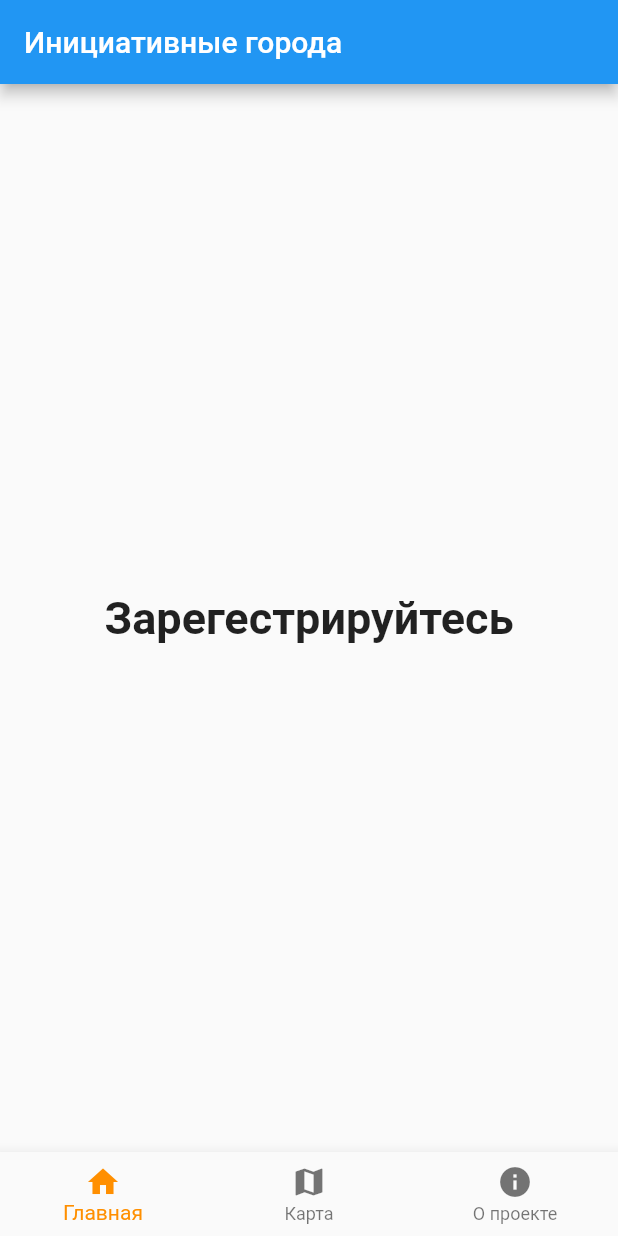
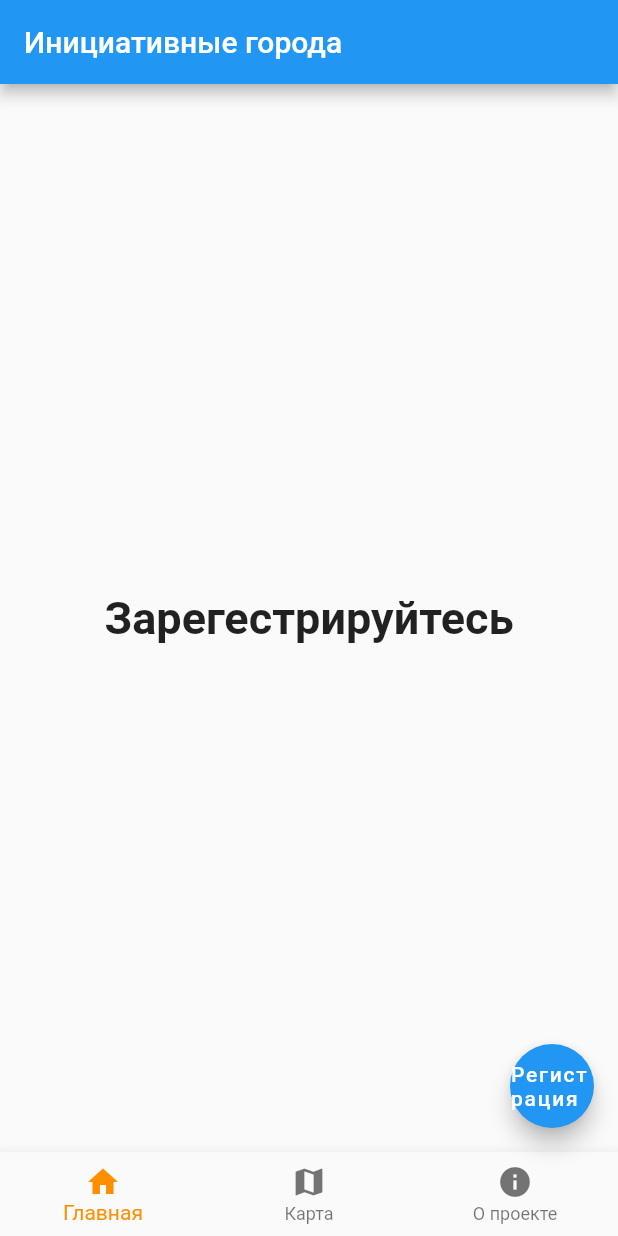
Before and after one commit to Naked-Snake04/public_initiativeWeek, a Flutter app: the screen it shows after launch, on a phone screen of 412 x 824 dp. Run offline on Flutter 3.47's test engine with Material 2 defaults, Android fonts, the light colour scheme and no system bars.

Commit message:
Added button for registration

```diff
--- a/lib/main.dart
+++ b/lib/main.dart
@@ -60,6 +60,13 @@
       body: Center(
         child: _widgetOptions.elementAt(_selectedIndex),
       ),
+      floatingActionButton: FloatingActionButton(
+        onPressed: () {
+          // ignore: avoid_print
+          print('Регистрация');
+        },
+        child: const Text('Регистрация'),
+      ),
       bottomNavigationBar: BottomNavigationBar(
         items: const <BottomNavigationBarItem>[
           BottomNavigationBarItem(
```
